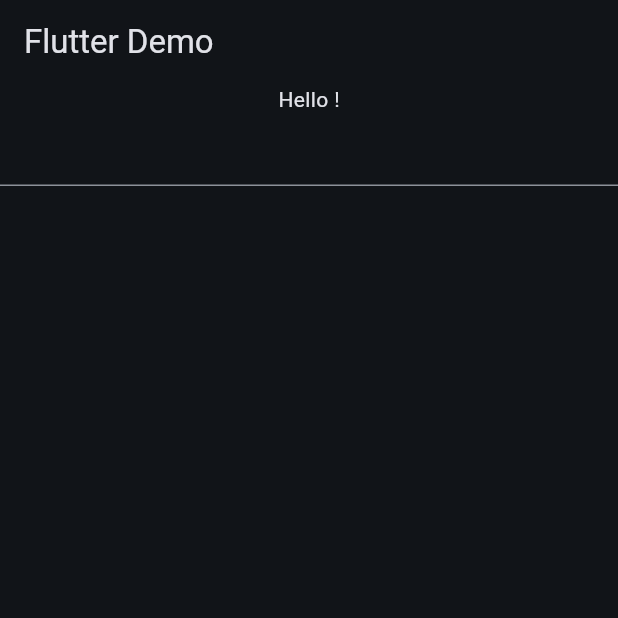
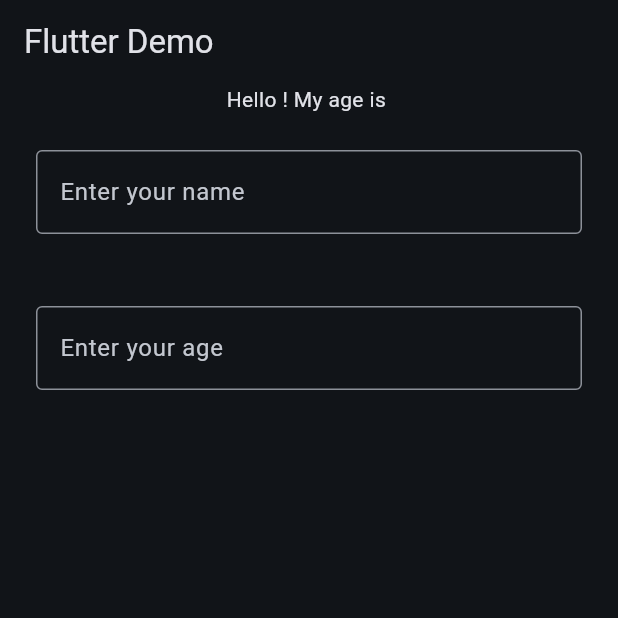
Before and after one commit to IlliyyinAkbar2002/Flutter-App-Coffee, a Flutter app: the screen it shows after launch, on a phone screen of 412 x 824 dp, the top half of it. Run offline on Flutter 3.47's test engine with Material 3 defaults, Android fonts, the phone set to English and light mode, and no system bars.

Commit message:
Create a form.

```diff
--- a/lib/main.dart
+++ b/lib/main.dart
@@ -14,14 +14,32 @@ class HelloWorld extends StatefulWidget {
 class _HelloWorldState extends State<HelloWorld> {
   // State Variable
   var name = "";
+  var age = "";
   @override
   Widget build(BuildContext context) {
     return Column(
       children: [
-        Text('Hello $name!'),
-        TextField(
-          onChanged: (value) => setState(() => name = value),
+        Text('Hello $name! My age is $age'),
+        Padding(
+          padding: const EdgeInsets.all(24.0),
+          child: TextField(
+            decoration: const InputDecoration(
+              border: OutlineInputBorder(),
+              hintText: "Enter your name",
+            ),
+            onChanged: (value) => setState(() => name = value),
+          ),
         ),
+        Padding(
+          padding: const EdgeInsets.all(24.0),
+          child: TextField(
+            decoration: const InputDecoration(
+              border: OutlineInputBorder(),
+              hintText: 'Enter your age',
+            ),
+            onChanged: (value) => setState(() => age = value),
+          ),
+        )
       ],
     );
   }
```
